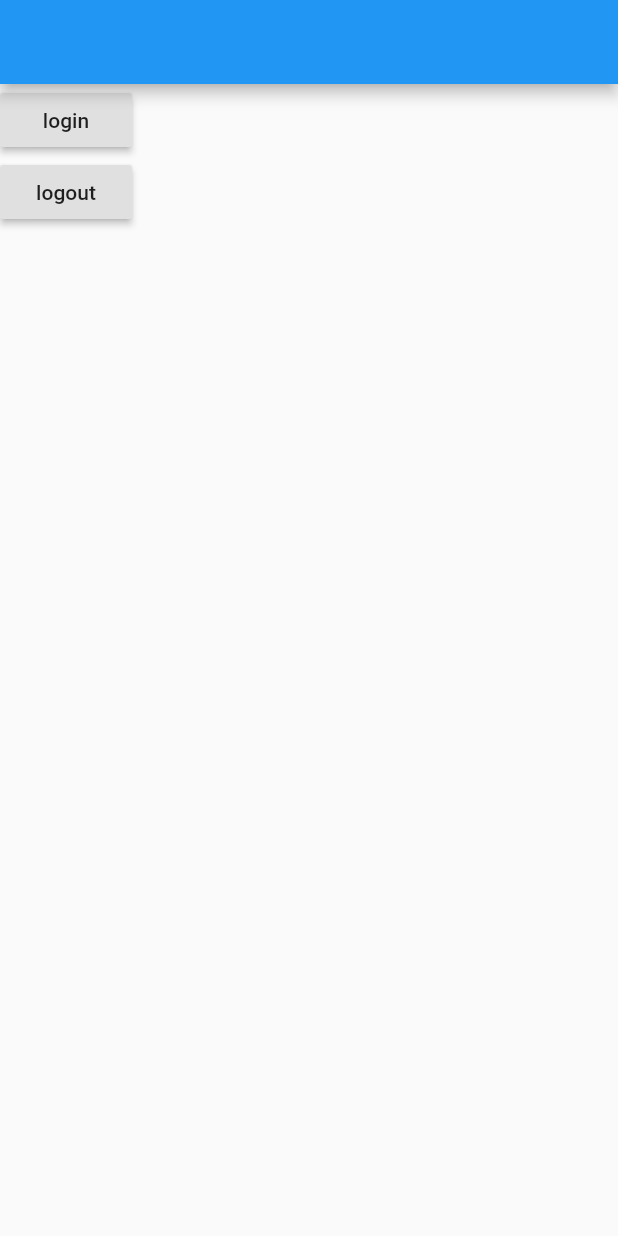
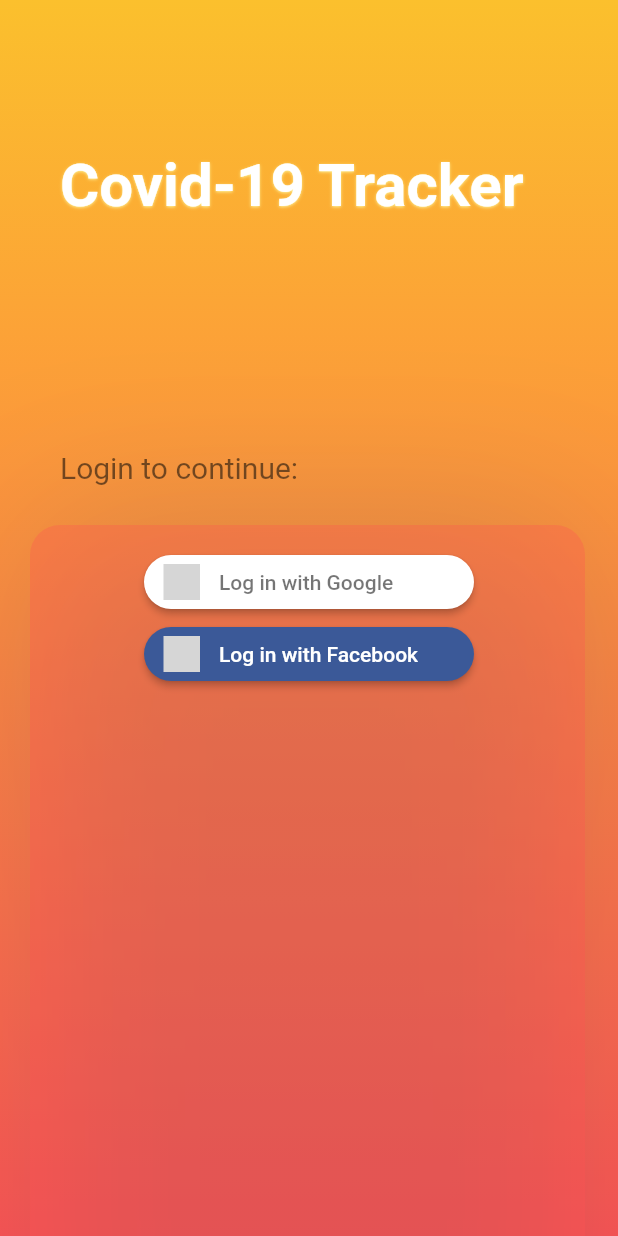
Before and after one commit to shreyabanga/Covid19-Miniproject, a Flutter app: the screen it shows after launch, on a phone screen of 412 x 824 dp. Run offline on Flutter 3.47's test engine with Material 2 defaults, Android fonts, the phone set to English and light mode, and no system bars; our stand-ins replace firebase_auth, flutter_signin_button, google_sign_in; accounts and stored records are empty; Roboto replaces fonts that are missing (OpenSans); grey boxes are pictures that could not be loaded.

Commit message:
Front end login page done (almost)
Authentication works for now
Can add facebook support

```diff
--- a/covid19_tracker/lib/auth.dart
+++ b/covid19_tracker/lib/auth.dart
@@ -21,14 +21,26 @@
   final FirebaseUser user = (await auth.signInWithCredential(credential)).user;
   print("signed in " + user.displayName);
 
-  return user.uid;
+  return user.displayName;
 
 }
 
 Future<void> signOut() async {
-  // Trigger the authentication flow
-  //final GoogleSignInAccount googleUser = await GoogleSignIn().signIn();
-  //return googleUser.displayName;
+  final FirebaseAuth auth = FirebaseAuth.instance;
+  await auth.signOut();
   GoogleSignIn().signOut();
 
 }
+
+Future<String> getCurrentUser() async{
+
+final FirebaseAuth auth = FirebaseAuth.instance;
+final FirebaseUser user = await auth.currentUser();
+
+  if (user== null)
+    return "";
+  else
+    return user.displayName;
+
+
+}
--- /dev/null
+++ b/covid19_tracker/lib/dashboard.dart
@@ -0,0 +1,33 @@
+import 'package:flutter/material.dart';
+
+class Dashboard extends StatefulWidget {
+
+   @override
+  DashboardState createState() => DashboardState();
+
+}
+
+class DashboardState extends State<Dashboard> {
+
+
+  @override
+  Widget build(BuildContext context) {
+    return MaterialApp(
+      title: 'Covid-19 Tracker',
+      home: Scaffold(
+
+        body: Column(
+          children: [
+            RaisedButton(
+            child: Text("login"),
+
+
+            ),
+            RaisedButton(
+            child: Text("logout"),
+            ),
+          ]),
+      ),
+    );
+  }
+}
--- a/covid19_tracker/lib/login.dart
+++ b/covid19_tracker/lib/login.dart
@@ -1,5 +1,7 @@
 import 'package:flutter/material.dart';
-import 'package:firebase_auth/firebase_auth.dart';
+import 'package:flutter_signin_button/button_list.dart';
+import 'package:flutter_signin_button/button_view.dart';
+import 'package:flutter_signin_button/flutter_signin_button.dart';
 import 'auth.dart';
 
 class Login extends StatefulWidget {
@@ -13,39 +15,150 @@
   String isLoggedIn = "false";
   String userName="";
 
-
-
   @override
   Widget build(BuildContext context) {
     return MaterialApp(
-      title: 'Covid-19 Tracker',
+      debugShowCheckedModeBanner: false,
+      //title: 'Covid-19 Tracker',
       home: Scaffold(
-        appBar: AppBar(
-          title: Text(userName),
-        ),
-        body: Column(
-          children: [
-            RaisedButton(
-            child: Text("login"),
-            onPressed: () async{
+        body: Stack(
+          children: <Widget>[
+            Container(
+              //color: Color(0xFFF2F3F8),
+              width: double.infinity,
+              height:double.infinity,
+              decoration: BoxDecoration(
+                gradient: LinearGradient(
+                  begin: Alignment.topCenter,
+                  end: Alignment.bottomCenter,
+                  colors: [Colors.yellow[700], Colors.redAccent]
+                )),
+            ),
 
-              userName = await signInWithGoogle();
-              setState(() {
-                isLoggedIn = "true";
-              });
+               Positioned(
+
+                 top:100,
+                 left:40,
+
+                 child: Text(
+                  'Covid-19 Tracker',
+                  style: TextStyle(
+                    color: Colors.white,
+                    fontSize: 40,
+                    fontWeight: FontWeight.bold,
+                    fontFamily: 'Roboto',
+                    shadows: <Shadow>[
+                      Shadow(
+                        offset: Offset(0, 1.0),
+                        blurRadius: 2.0,
+                        color: Colors.yellow[200],
+                      )
+                    ]
+                  )
+              ),
+               ),
+
+               Positioned(
+
+                 top:300,
+                 left:40,
+
+                 child: Text(
+                  'Login to continue:',
+                  style: TextStyle(
+                    color: Colors.black54,
+                    fontSize: 20,
+                    fontWeight: FontWeight.w400,
+                    fontFamily: 'OpenSans',
+                  )
+              ),
+               ),
+
+               Positioned(
+                 top:350,
+                 left:20,
+                    child: Container(
+                    width: 370,
+                    height: 600,
+                    decoration: BoxDecoration(
+                      color: Colors.redAccent.withOpacity(0.3),
+                      borderRadius: BorderRadius.circular(20),
+                      boxShadow: <BoxShadow>[
+                        BoxShadow(
+                          color:Color(0xFF3A5160).withOpacity(0.2),
+                          offset: Offset(1.1,1.1),
+                          blurRadius: 100
+                        ),
+
+                      ]
 
 
-            }),
-            RaisedButton(
-            child: Text("logout"),
-            onPressed: () async{
+                      ), ),
+               ),
 
-              await signOut();
-              setState(() {
-                isLoggedIn = "false";
-              });
-            }),
-          ]),
+              Center(
+                // top:400,
+                // right:100,
+                // child: Container(
+                //   width: 350,
+                //   height: 300,
+                //   decoration: BoxDecoration(
+                //     color: Color.fromRGBO(253, 253, 253, 1),
+                //     borderRadius: BorderRadius.circular(8),
+                //     boxShadow: <BoxShadow>[
+                //       BoxShadow(
+                //         color:Color(0xFF3A5160).withOpacity(0.2),
+                //         offset: Offset(1.1,1.1),
+                //         blurRadius: 100
+                //       ),
+
+                //     ]
+
+
+                //     ),
+                   child: Column(
+                    mainAxisAlignment: MainAxisAlignment.center,
+                    children: [
+
+                  SignInButton(
+
+                    Buttons.Google,
+                    shape: RoundedRectangleBorder(
+                      borderRadius: BorderRadius.all(
+                        Radius.circular(20.0))),
+                    text: "Log in with Google",
+                    onPressed: () async{
+                      userName = await signInWithGoogle();
+                    }),
+
+                  SignInButton(
+                    Buttons.Facebook,
+                    shape: RoundedRectangleBorder(
+                      borderRadius: BorderRadius.all(
+                        Radius.circular(20.0))),
+                    text: "Log in with Facebook",
+                    onPressed: () async{
+
+                    })
+
+                ],)
+
+
+
+
+
+
+
+              ),
+
+
+
+          ]
+
+
+
+
+          ),
       ),
     );
   }
```
Also changed, not shown: covid19_tracker/pubspec.yaml (+4 -3 lines), covid19_tracker/pubspec.lock, 1 other file.
